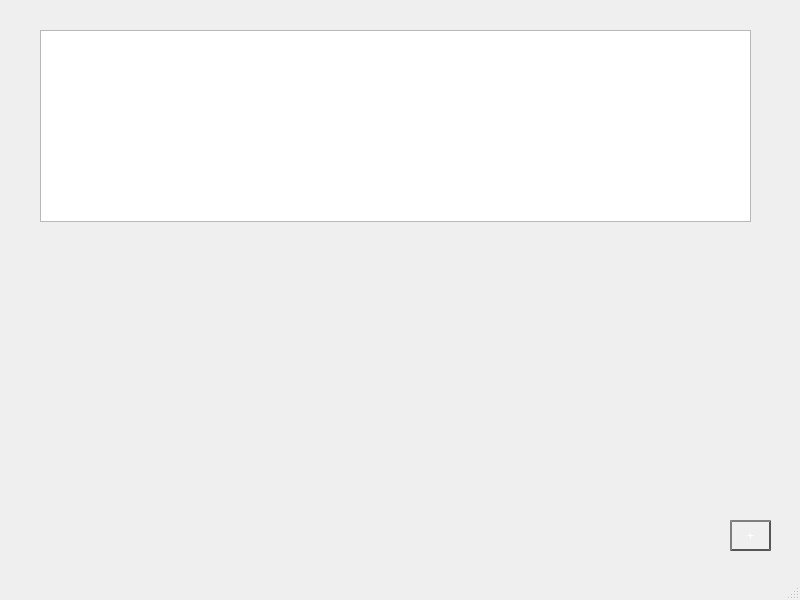
Qt form mainwindow.ui (AlexiaCordeiro/buy-control) before a commit.
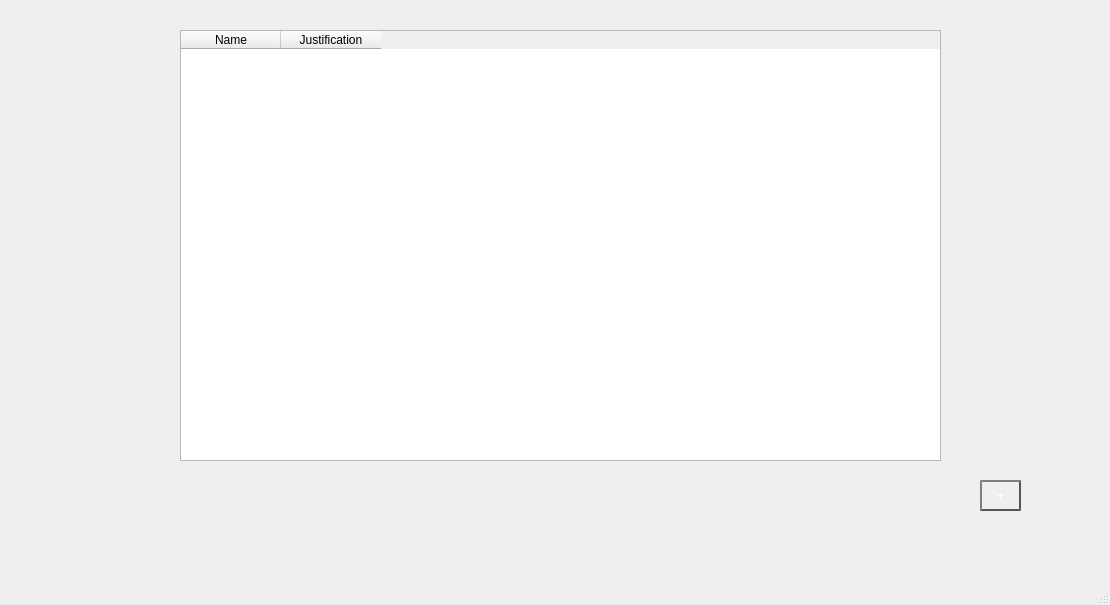
The same form after that commit.

Commit message: changing the list type

```diff
--- a/mainwindow.ui
+++ b/mainwindow.ui
@@ -6,8 +6,8 @@
    <rect>
     <x>0</x>
     <y>0</y>
-    <width>800</width>
-    <height>600</height>
+    <width>1110</width>
+    <height>605</height>
    </rect>
   </property>
   <property name="windowTitle">
@@ -17,8 +17,8 @@
    <widget class="QPushButton" name="openAddWindow">
     <property name="geometry">
      <rect>
-      <x>730</x>
-      <y>520</y>
+      <x>980</x>
+      <y>480</y>
       <width>41</width>
       <height>31</height>
      </rect>
@@ -61,15 +61,25 @@
      <bool>false</bool>
     </property>
    </widget>
-   <widget class="QListWidget" name="listItems">
+   <widget class="QTableWidget" name="tableWidget">
     <property name="geometry">
      <rect>
-      <x>40</x>
+      <x>180</x>
       <y>30</y>
-      <width>711</width>
-      <height>192</height>
+      <width>761</width>
+      <height>431</height>
      </rect>
     </property>
+    <column>
+     <property name="text">
+      <string>Name</string>
+     </property>
+    </column>
+    <column>
+     <property name="text">
+      <string>Justification</string>
+     </property>
+    </column>
    </widget>
   </widget>
   <widget class="QMenuBar" name="menubar">
```
Left out of the diff: 2 changed lines with no effect on the pictures. The commit also changes 94 other files.
